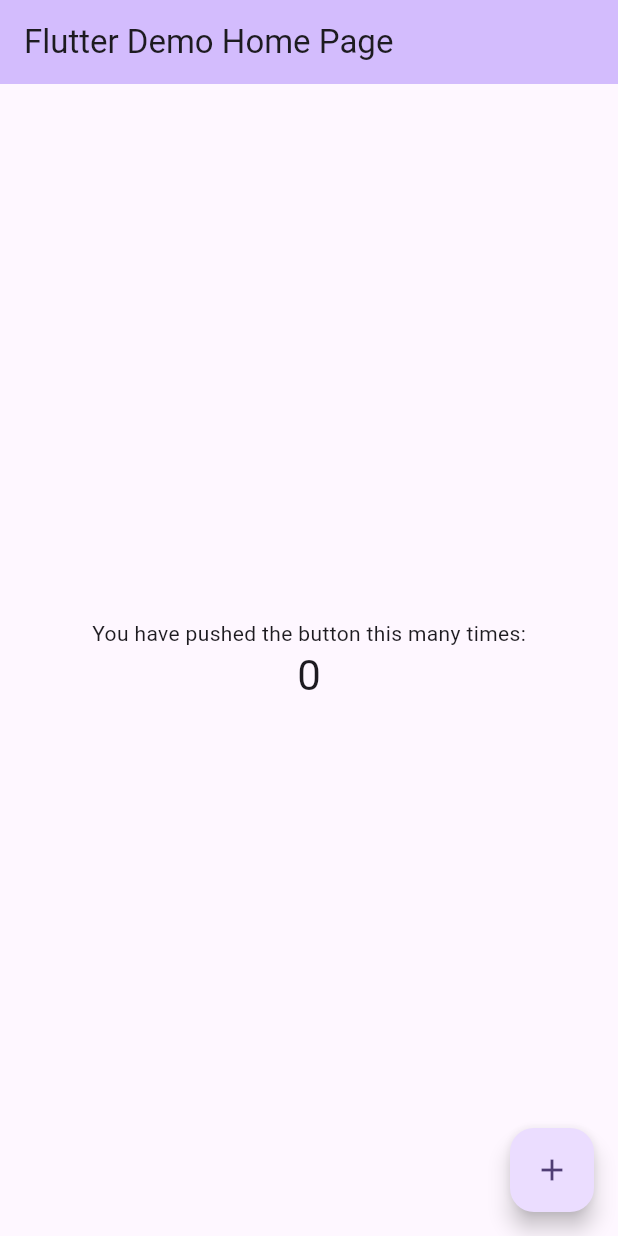
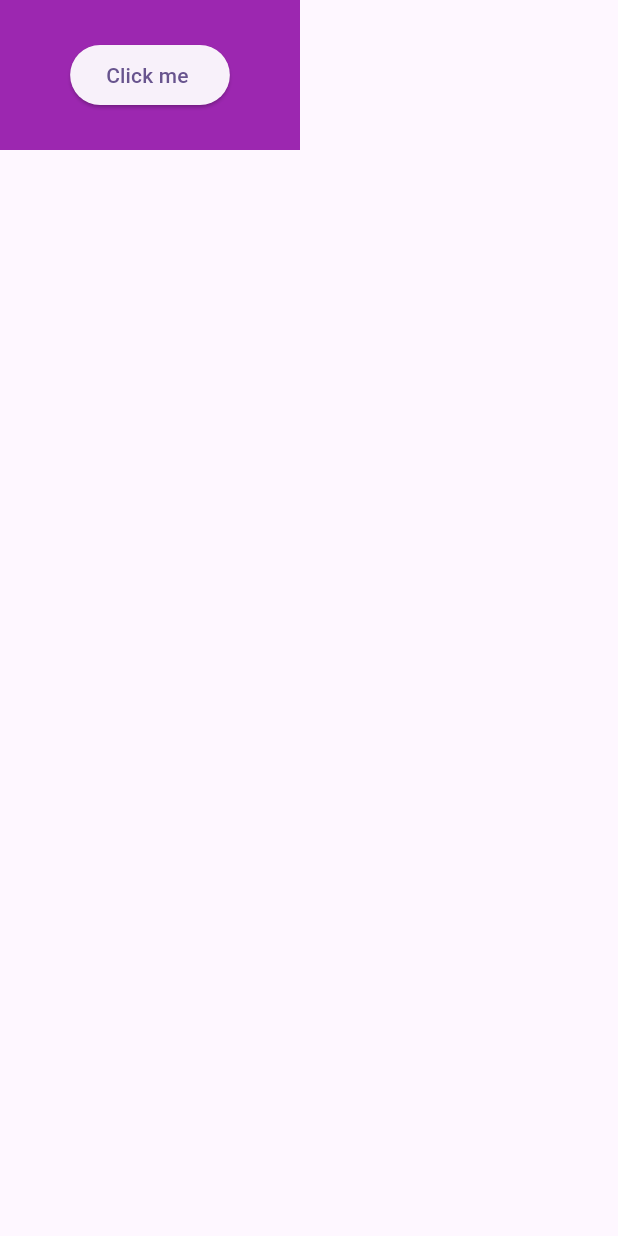
Before and after one commit to Olvine23/animationstutorial, a Flutter app: the screen it shows after launch, on a phone screen of 412 x 824 dp. Run offline on Flutter 3.47's test engine with Material 3 defaults, Android fonts, the phone set to English and light mode, and no system bars.

Commit message:
tested animatedcontainer

```diff
--- /dev/null
+++ b/lib/animated_container.dart
@@ -0,0 +1,45 @@
+import 'package:flutter/material.dart';
+
+class FirstAnimation extends StatefulWidget {
+  const FirstAnimation({super.key});
+
+  @override
+  State<FirstAnimation> createState() => _FirstAnimationState();
+}
+
+class _FirstAnimationState extends State<FirstAnimation> {
+  double _margin = 0;
+  double _width = 200.0;
+  double _height = 100;
+  Color _color = Colors.purple;
+  @override
+  Widget build(BuildContext context) {
+    return Scaffold(
+      body: AnimatedContainer(
+        margin: EdgeInsets.all(_margin),
+        height: _height,
+        color: _color,
+        width: _width,
+        duration: const Duration(milliseconds: 100),
+        child: Column(
+          mainAxisAlignment: MainAxisAlignment.center,
+          crossAxisAlignment: CrossAxisAlignment.center,
+          children: <Widget>[
+            ElevatedButton(
+                onPressed: () {
+                  {
+                    setState(() {
+                      _margin = 16;
+                      _width = 100;
+                      _height = 100;
+                      _color = Colors.green;
+                    });
+                  }
+                },
+                child: Text("Click me "))
+          ],
+        ),
+      ),
+    );
+  }
+}
--- a/lib/main.dart
+++ b/lib/main.dart
@@ -1,4 +1,5 @@
 import 'package:flutter/material.dart';
+import 'package:myapp/animated_container.dart';
 
 void main() {
   runApp(const MyApp());
@@ -11,115 +12,11 @@ class MyApp extends StatelessWidget {
   @override
   Widget build(BuildContext context) {
     return MaterialApp(
-      title: 'Flutter Demo',
-      theme: ThemeData(
-        // This is the theme of your application.
-        //
-        // TRY THIS: Try running your application with "flutter run". You'll see
-        // the application has a purple toolbar. Then, without quitting the app,
-        // try changing the seedColor in the colorScheme below to Colors.green
-        // and then invoke "hot reload" (save your changes or press the "hot
-        // reload" button in a Flutter-supported IDE, or press "r" if you used
-        // the command line to start the app).
-        //
-        // Notice that the counter didn't reset back to zero; the application
-        // state is not lost during the reload. To reset the state, use hot
-        // restart instead.
-        //
-        // This works for code too, not just values: Most code changes can be
-        // tested with just a hot reload.
-        colorScheme: ColorScheme.fromSeed(seedColor: Colors.deepPurple),
-        useMaterial3: true,
-      ),
-      home: const MyHomePage(title: 'Flutter Demo Home Page'),
-    );
+        title: 'Flutter Demo',
+        theme: ThemeData(
+          colorScheme: ColorScheme.fromSeed(seedColor: Colors.deepPurple),
+          useMaterial3: true,
+        ),
+        home: const FirstAnimation());
   }
 }
-
-class MyHomePage extends StatefulWidget {
-  const MyHomePage({super.key, required this.title});
-
-  // This widget is the home page of your application. It is stateful, meaning
-  // that it has a State object (defined below) that contains fields that affect
-  // how it looks.
-
-  // This class is the configuration for the state. It holds the values (in this
-  // case the title) provided by the parent (in this case the App widget) and
-  // used by the build method of the State. Fields in a Widget subclass are
-  // always marked "final".
-
-  final String title;
-
-  @override
-  State<MyHomePage> createState() => _MyHomePageState();
-}
-
-class _MyHomePageState extends State<MyHomePage> {
-  int _counter = 0;
-
-  void _incrementCounter() {
-    setState(() {
-      // This call to setState tells the Flutter framework that something has
-      // changed in this State, which causes it to rerun the build method below
-      // so that the display can reflect the updated values. If we changed
-      // _counter without calling setState(), then the build method would not be
-      // called again, and so nothing would appear to happen.
-      _counter++;
-    });
-  }
-
-  @override
-  Widget build(BuildContext context) {
-    // This method is rerun every time setState is called, for instance as done
-    // by the _incrementCounter method above.
-    //
-    // The Flutter framework has been optimized to make rerunning build methods
-    // fast, so that you can just rebuild anything that needs updating rather
-    // than having to individually change instances of widgets.
-    return Scaffold(
-      appBar: AppBar(
-        // TRY THIS: Try changing the color here to a specific color (to
-        // Colors.amber, perhaps?) and trigger a hot reload to see the AppBar
-        // change color while the other colors stay the same.
-        backgroundColor: Theme.of(context).colorScheme.inversePrimary,
-        // Here we take the value from the MyHomePage object that was created by
-        // the App.build method, and use it to set our appbar title.
-        title: Text(widget.title),
-      ),
-      body: Center(
-        // Center is a layout widget. It takes a single child and positions it
-        // in the middle of the parent.
-        child: Column(
-          // Column is also a layout widget. It takes a list of children and
-          // arranges them vertically. By default, it sizes itself to fit its
-          // children horizontally, and tries to be as tall as its parent.
-          //
-          // Column has various properties to control how it sizes itself and
-          // how it positions its children. Here we use mainAxisAlignment to
-          // center the children vertically; the main axis here is the vertical
-          // axis because Columns are vertical (the cross axis would be
-          // horizontal).
-          //
-          // TRY THIS: Invoke "debug painting" (choose the "Toggle Debug Paint"
-          // action in the IDE, or press "p" in the console), to see the
-          // wireframe for each widget.
-          mainAxisAlignment: MainAxisAlignment.center,
-          children: <Widget>[
-            const Text(
-              'You have pushed the button this many times:',
-            ),
-            Text(
-              '$_counter',
-              style: Theme.of(context).textTheme.headlineMedium,
-            ),
-          ],
-        ),
-      ),
-      floatingActionButton: FloatingActionButton(
-        onPressed: _incrementCounter,
-        tooltip: 'Increment',
-        child: const Icon(Icons.add),
-      ), // This trailing comma makes auto-formatting nicer for build methods.
-    );
-  }
-}
```
